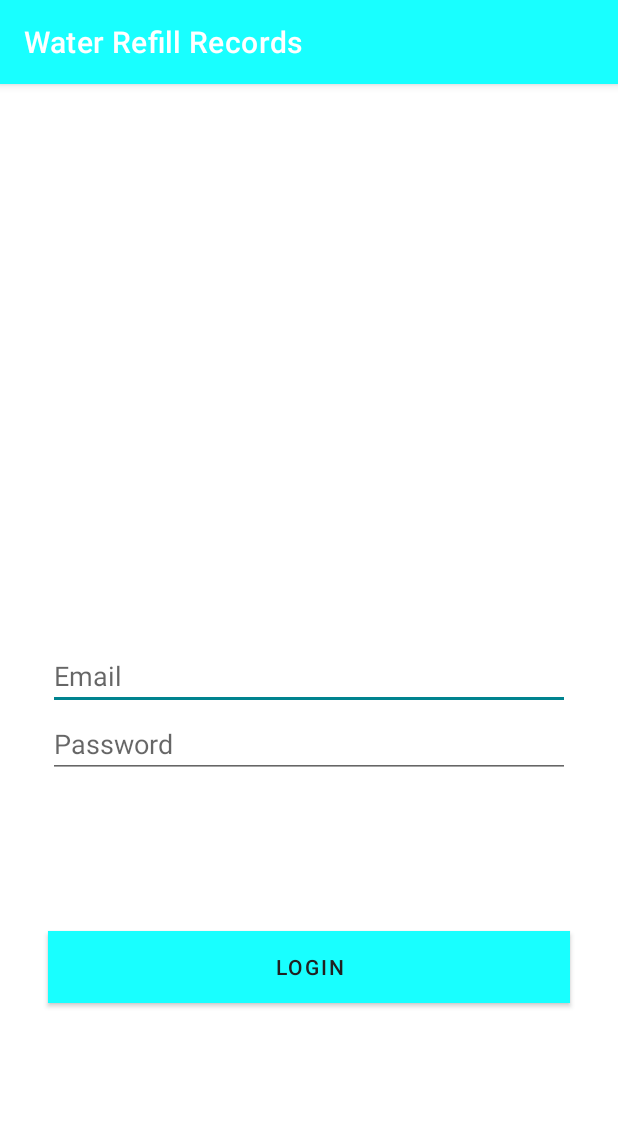
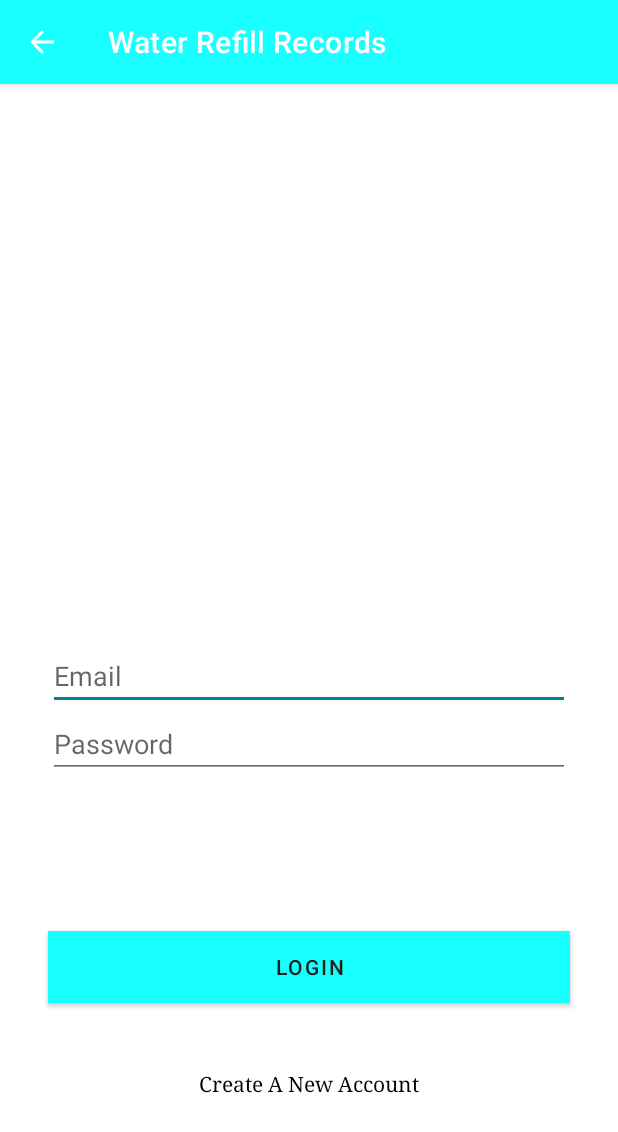
Before and after one commit to clarelimo/Water-Records, an Android app: the LoginActivity screen opened directly, with no data from a screen before it, on a phone screen of 412 x 824 dp. Shown: the top 1132 px of the screen. Run offline under Robolectric (Android 15) with nearby library versions, the phone set to English and light mode, and no system bars; Roboto replaces fonts that are not available here.

Commit message:
add new account text view

```diff
--- a/app/src/main/AndroidManifest.xml
+++ b/app/src/main/AndroidManifest.xml
@@ -10,10 +10,10 @@
         android:supportsRtl="true"
         android:theme="@style/Theme.WaterRefillRecords">
         <activity
-            android:name=".LoginActivity"
+            android:name=".SalesActivity"
             android:exported="true" />
         <activity
-            android:name=".SalesActivity"
+            android:name=".LoginActivity"
             android:exported="true">
             <meta-data
                 android:name="android.support.PARENT_ACTIVITY"
--- a/app/src/main/res/layout/activity_login.xml
+++ b/app/src/main/res/layout/activity_login.xml
@@ -61,4 +61,20 @@
         app:layout_constraintTop_toTopOf="parent"
         app:layout_constraintVertical_bias="0.693"
         tools:srcCompat="@drawable/baseline_account_circle_black_48" />
+
+    <TextView
+        android:id="@+id/txtnewuser"
+        android:layout_width="wrap_content"
+        android:layout_height="wrap_content"
+        android:layout_below="@+id/loginButton"
+        android:layout_centerHorizontal="true"
+        android:layout_marginTop="44dp"
+        android:fontFamily="serif"
+        android:text="Create A New Account"
+        android:textColor="@android:color/black"
+        android:textSize="14sp"
+        app:layout_constraintEnd_toEndOf="parent"
+        app:layout_constraintStart_toStartOf="parent"
+        app:layout_constraintTop_toBottomOf="@+id/loginButton" />
+
 </androidx.constraintlayout.widget.ConstraintLayout>
```
